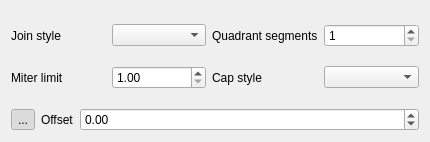
Qt form src/ui/qgsoffsetuserinputwidget.ui (qgis/QGIS) before a commit.
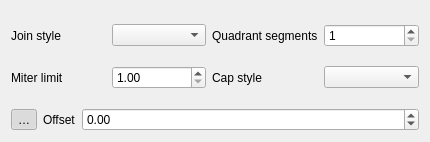
The same form after that commit. Icons and pictures are not drawn.

```diff
--- a/src/ui/qgsoffsetuserinputwidget.ui
+++ b/src/ui/qgsoffsetuserinputwidget.ui
@@ -46,7 +46,7 @@
    <item row="1" column="0">
     <widget class="QToolButton" name="mShowAdvancedButton">
      <property name="text">
-      <string>...</string>
+      <string>…</string>
      </property>
      <property name="icon">
       <iconset resource="../../images/images.qrc">
```
